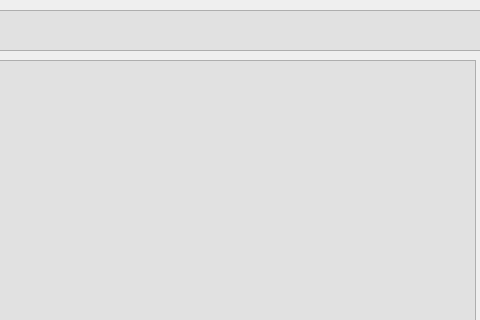
First picture: the form in UI_qt.ui, repository mcamilamp/Finite-Automata, before the edit; both pictures show x 275 to 755 and y 0 to 320 of the 996 by 569 pixel window.
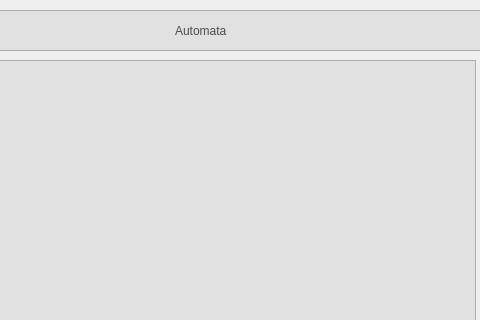
Second picture: the form after the edit.

Diff of the .ui file:
```diff
--- a/UI_qt.ui
+++ b/UI_qt.ui
@@ -32,6 +32,31 @@
     <property name="frameShadow">
      <enum>QFrame::Raised</enum>
     </property>
+    <widget class="QLabel" name="title">
+     <property name="geometry">
+      <rect>
+       <x>440</x>
+       <y>10</y>
+       <width>131</width>
+       <height>21</height>
+      </rect>
+     </property>
+     <property name="toolTip">
+      <string>&lt;html&gt;&lt;head/&gt;&lt;body&gt;&lt;p&gt;&lt;span style=&quot; font-size:12pt; font-weight:700; color:#646464;&quot;&gt;Automata&lt;/span&gt;&lt;/p&gt;&lt;/body&gt;&lt;/html&gt;</string>
+     </property>
+     <property name="whatsThis">
+      <string>&lt;html&gt;&lt;head/&gt;&lt;body&gt;&lt;p&gt;&lt;span style=&quot; font-size:12pt; font-weight:700; color:#636363;&quot;&gt;Automata&lt;/span&gt;&lt;/p&gt;&lt;/body&gt;&lt;/html&gt;</string>
+     </property>
+     <property name="styleSheet">
+      <string notr="true">color: rgb(98, 98, 98);
+font: 700 12pt &quot;Segoe UI&quot;;
+color: rgb(74, 74, 74);
+font: 700 16pt &quot;Segoe UI&quot;;</string>
+     </property>
+     <property name="text">
+      <string>Automata</string>
+     </property>
+    </widget>
    </widget>
    <widget class="QFrame" name="frame_show_automata">
     <property name="geometry">
```
